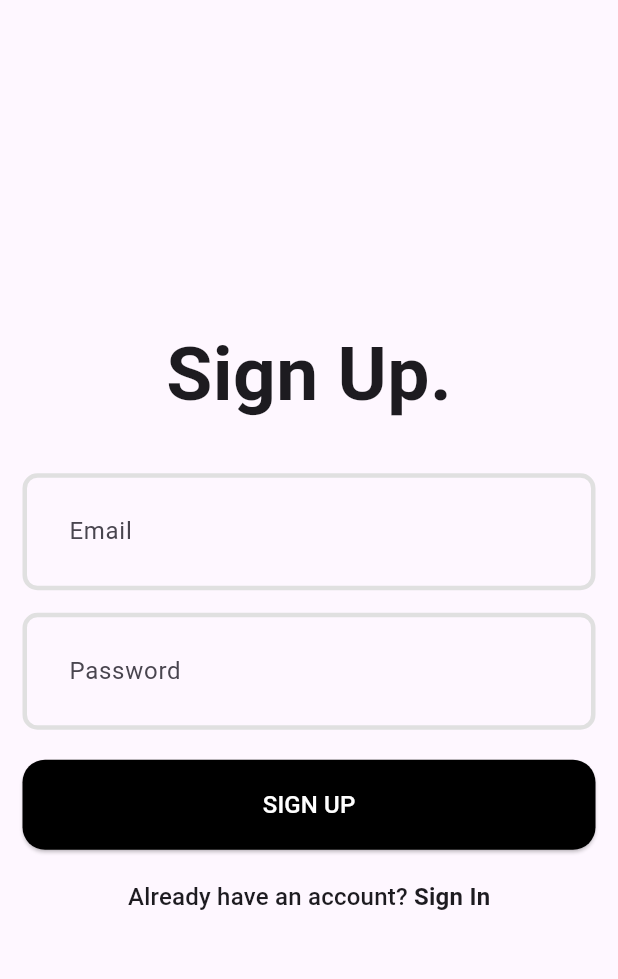
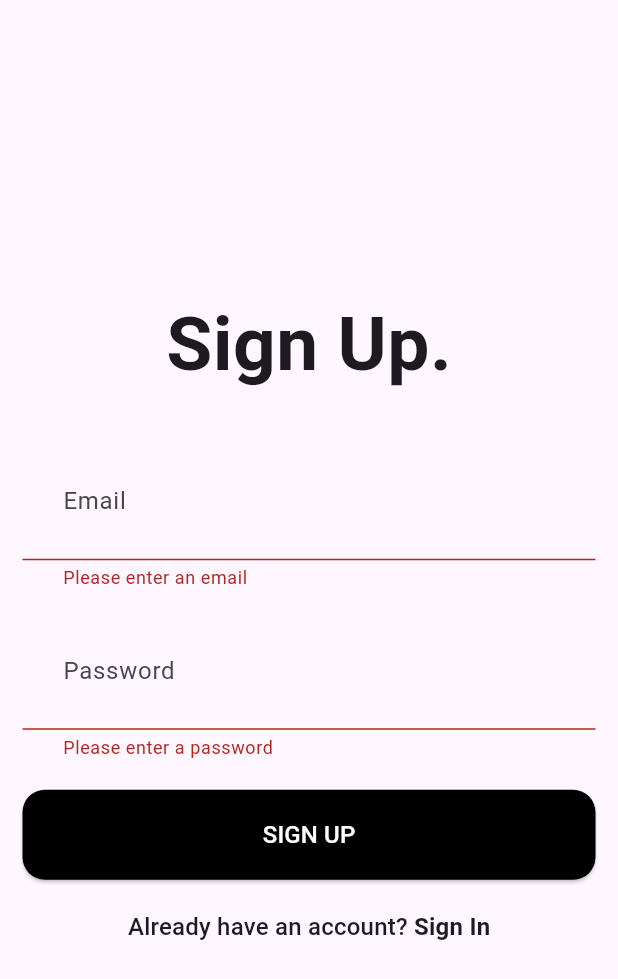
Before and after one commit to baole405/Booking-Group-Flutter, a Flutter app: the screen it shows after launch, after a tap on "SIGN UP", on a phone screen of 412 x 824 dp. Shown: the top 979 px of the screen. Run offline on Flutter 3.47's test engine with Material 3 defaults, Android fonts, the phone set to English and light mode, and no system bars; our stand-ins replace dotted_border, firebase_auth, firebase_core, image_picker; missing offline and left inert: flex_color_picker; accounts and stored records are empty; Roboto replaces fonts that are missing (Cera Pro).

Commit message:
chore: validation for signup

```diff
--- a/lib/login_page.dart
+++ b/lib/login_page.dart
@@ -1,10 +1,9 @@
+import 'package:booking_group_flutter/signup_page.dart';
+import 'package:firebase_auth/firebase_auth.dart';
 import 'package:flutter/material.dart';
-import 'package:booking_group_flutter/signup_page.dart';
 
 class LoginPage extends StatefulWidget {
-  static route() => MaterialPageRoute(
-        builder: (context) => const LoginPage(),
-      );
+  static route() => MaterialPageRoute(builder: (context) => const LoginPage());
   const LoginPage({super.key});
 
   @override
@@ -23,6 +22,20 @@ class _LoginPageState extends State<LoginPage> {
     super.dispose();
   }
 
+  Future<void> logInWithEmailAndPassword() async {
+    // Implement sign-in logic here
+    try {
+      final userCredential = await FirebaseAuth.instance
+          .signInWithEmailAndPassword(
+            email: emailController.text.trim(),
+            password: passwordController.text.trim(),
+          );
+      print(userCredential);
+    } on FirebaseAuthException catch (e) {
+      print(e.message);
+    }
+  }
+
   @override
   Widget build(BuildContext context) {
     return Scaffold(
@@ -36,35 +49,27 @@ class _LoginPageState extends State<LoginPage> {
             children: [
               const Text(
                 'Sign In.',
-                style: TextStyle(
-                  fontSize: 50,
-                  fontWeight: FontWeight.bold,
-                ),
+                style: TextStyle(fontSize: 50, fontWeight: FontWeight.bold),
               ),
               const SizedBox(height: 30),
               TextFormField(
                 controller: emailController,
-                decoration: const InputDecoration(
-                  hintText: 'Email',
-                ),
+                decoration: const InputDecoration(hintText: 'Email'),
               ),
               const SizedBox(height: 15),
               TextFormField(
                 controller: passwordController,
-                decoration: const InputDecoration(
-                  hintText: 'Password',
-                ),
+                decoration: const InputDecoration(hintText: 'Password'),
                 obscureText: true,
               ),
               const SizedBox(height: 20),
               ElevatedButton(
-                onPressed: () {},
+                onPressed: () async {
+                  await logInWithEmailAndPassword();
+                },
                 child: const Text(
                   'SIGN IN',
-                  style: TextStyle(
-                    fontSize: 16,
-                    color: Colors.white,
-                  ),
+                  style: TextStyle(fontSize: 16, color: Colors.white),
                 ),
               ),
               const SizedBox(height: 20),
@@ -79,10 +84,8 @@ class _LoginPageState extends State<LoginPage> {
                     children: [
                       TextSpan(
                         text: 'Sign Up',
-                        style:
-                            Theme.of(context).textTheme.titleMedium?.copyWith(
-                                  fontWeight: FontWeight.bold,
-                                ),
+                        style: Theme.of(context).textTheme.titleMedium
+                            ?.copyWith(fontWeight: FontWeight.bold),
                       ),
                     ],
                   ),
--- a/lib/main.dart
+++ b/lib/main.dart
@@ -1,7 +1,20 @@
+import 'package:booking_group_flutter/firebase_options.dart';
+import 'package:booking_group_flutter/home_page.dart';
 import 'package:booking_group_flutter/signup_page.dart';
+import 'package:firebase_auth/firebase_auth.dart';
+import 'package:firebase_core/firebase_core.dart';
 import 'package:flutter/material.dart';
 
-void main() {
+void main() async {
+  WidgetsFlutterBinding.ensureInitialized();
+
+  try {
+    await Firebase.initializeApp(
+      options: DefaultFirebaseOptions.currentPlatform,
+    );
+  } catch (e) {
+    print('Error initializing Firebase: $e');
+  }
   runApp(const MyApp());
 }
 
@@ -38,7 +51,18 @@ class MyApp extends StatelessWidget {
           ),
         ),
       ),
-      home: const SignUpPage(),
+      home: StreamBuilder(
+        stream: FirebaseAuth.instance.authStateChanges(),
+        builder: (context, snapshot) {
+          if (snapshot.connectionState == ConnectionState.waiting) {
+            return const Center(child: CircularProgressIndicator());
+          }
+          if (snapshot.hasData) {
+            return const MyHomePage();
+          }
+          return const SignUpPage();
+        },
+      ),
     );
   }
 }
--- a/lib/signup_page.dart
+++ b/lib/signup_page.dart
@@ -1,10 +1,9 @@
+import 'package:booking_group_flutter/login_page.dart';
+import 'package:firebase_auth/firebase_auth.dart';
 import 'package:flutter/material.dart';
-import 'package:booking_group_flutter/login_page.dart';
 
 class SignUpPage extends StatefulWidget {
-  static route() => MaterialPageRoute(
-        builder: (context) => const SignUpPage(),
-      );
+  static route() => MaterialPageRoute(builder: (context) => const SignUpPage());
   const SignUpPage({super.key});
 
   @override
@@ -15,12 +14,89 @@ class _SignUpPageState extends State<SignUpPage> {
   final emailController = TextEditingController();
   final passwordController = TextEditingController();
   final formKey = GlobalKey<FormState>();
+  bool isLoading = false;
 
   @override
   void dispose() {
     emailController.dispose();
     passwordController.dispose();
     super.dispose();
+  }
+
+  Future<void> createUserWithEmailAndPassword() async {
+    if (!formKey.currentState!.validate()) return;
+
+    setState(() {
+      isLoading = true;
+    });
+
+    try {
+      print(
+        'Attempting to create user with email: ${emailController.text.trim()}',
+      );
+      final userCredential = await FirebaseAuth.instance
+          .createUserWithEmailAndPassword(
+            email: emailController.text.trim(),
+            password: passwordController.text.trim(),
+          );
+
+      print('User created successfully: ${userCredential.user?.uid}');
+
+      if (mounted) {
+        ScaffoldMessenger.of(context).showSnackBar(
+          const SnackBar(
+            content: Text('Account created successfully!'),
+            backgroundColor: Colors.green,
+          ),
+        );
+        // Navigate to login page after successful signup
+        Navigator.pushReplacement(context, LoginPage.route());
+      }
+    } on FirebaseAuthException catch (e) {
+      String message = 'An error occurred';
+
+      switch (e.code) {
+        case 'weak-password':
+          message =
+              'The password is too weak. Please use at least 6 characters.';
+          break;
+        case 'email-already-in-use':
+          message = 'An account already exists for this email.';
+          break;
+        case 'invalid-email':
+          message = 'The email address is not valid.';
+          break;
+        case 'operation-not-allowed':
+          message = 'Email/password accounts are not enabled.';
+          break;
+        default:
+          message = e.message ?? 'An error occurred during signup.';
+      }
+
+      print('FirebaseAuthException: ${e.code} - ${e.message}');
+
+      if (mounted) {
+        ScaffoldMessenger.of(context).showSnackBar(
+          SnackBar(content: Text(message), backgroundColor: Colors.red),
+        );
+      }
+    } catch (e) {
+      print('Unexpected error: $e');
+      if (mounted) {
+        ScaffoldMessenger.of(context).showSnackBar(
+          const SnackBar(
+            content: Text('An unexpected error occurred. Please try again.'),
+            backgroundColor: Colors.red,
+          ),
+        );
+      }
+    } finally {
+      if (mounted) {
+        setState(() {
+          isLoading = false;
+        });
+      }
+    }
   }
 
   @override
@@ -35,37 +111,59 @@ class _SignUpPageState extends State<SignUpPage> {
             children: [
               const Text(
                 'Sign Up.',
-                style: TextStyle(
-                  fontSize: 50,
-                  fontWeight: FontWeight.bold,
-                ),
+                style: TextStyle(fontSize: 50, fontWeight: FontWeight.bold),
               ),
               const SizedBox(height: 10),
               const SizedBox(height: 20),
               TextFormField(
                 controller: emailController,
-                decoration: const InputDecoration(
-                  hintText: 'Email',
-                ),
+                decoration: const InputDecoration(hintText: 'Email'),
+                keyboardType: TextInputType.emailAddress,
+                validator: (value) {
+                  if (value == null || value.isEmpty) {
+                    return 'Please enter an email';
+                  }
+                  if (!RegExp(
+                    r'^[\w-\.]+@([\w-]+\.)+[\w-]{2,4}$',
+                  ).hasMatch(value)) {
+                    return 'Please enter a valid email address';
+                  }
+                  return null;
+                },
               ),
               const SizedBox(height: 15),
               TextFormField(
                 controller: passwordController,
-                decoration: const InputDecoration(
-                  hintText: 'Password',
-                ),
+                decoration: const InputDecoration(hintText: 'Password'),
                 obscureText: true,
+                validator: (value) {
+                  if (value == null || value.isEmpty) {
+                    return 'Please enter a password';
+                  }
+                  if (value.length < 6) {
+                    return 'Password must be at least 6 characters long';
+                  }
+                  return null;
+                },
               ),
               const SizedBox(height: 20),
               ElevatedButton(
-                onPressed: () {},
-                child: const Text(
-                  'SIGN UP',
-                  style: TextStyle(
-                    fontSize: 16,
-                    color: Colors.white,
-                  ),
-                ),
+                onPressed: isLoading ? null : createUserWithEmailAndPassword,
+                child: isLoading
+                    ? const SizedBox(
+                        height: 20,
+                        width: 20,
+                        child: CircularProgressIndicator(
+                          strokeWidth: 2,
+                          valueColor: AlwaysStoppedAnimation<Color>(
+                            Colors.white,
+                          ),
+                        ),
+                      )
+                    : const Text(
+                        'SIGN UP',
+                        style: TextStyle(fontSize: 16, color: Colors.white),
+                      ),
               ),
               const SizedBox(height: 20),
               GestureDetector(
@@ -79,10 +177,8 @@ class _SignUpPageState extends State<SignUpPage> {
                     children: [
                       TextSpan(
                         text: 'Sign In',
-                        style:
-                            Theme.of(context).textTheme.titleMedium?.copyWith(
-                                  fontWeight: FontWeight.bold,
-                                ),
+                        style: Theme.of(context).textTheme.titleMedium
+                            ?.copyWith(fontWeight: FontWeight.bold),
                       ),
                     ],
                   ),
--- a/pubspec.yaml
+++ b/pubspec.yaml
@@ -39,6 +39,7 @@ dependencies:
   flex_color_picker: ^3.7.1
   intl: ^0.20.2
   image_picker: ^1.2.0
+  firebase_auth: ^6.1.0
 
 dev_dependencies:
   flutter_test:
```
Also changed, not shown: pubspec.lock, 3 other files.
